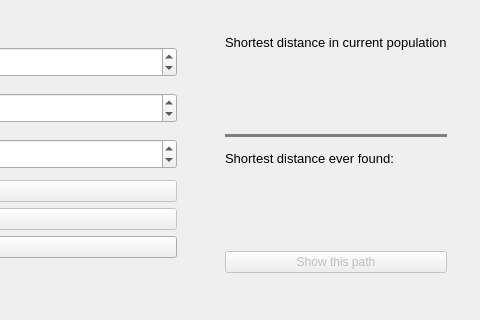
Old version of the form w2.ui in the repository de-nuke/AdvancedGeneticAlgorithm; both pictures show x 760 to 1240 and y 0 to 320 of the 1240 by 770 pixel window.
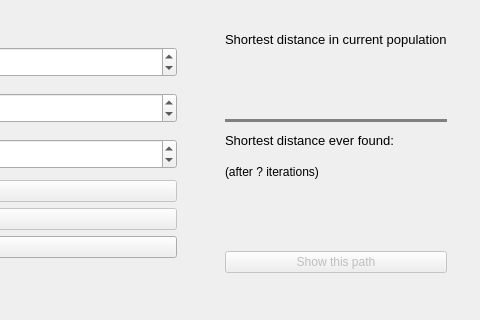
New version of the form.

Commit message: Added information about num of iterations after which minimum was found

Diff of the .ui file:
```diff
--- a/w2.ui
+++ b/w2.ui
@@ -301,6 +301,13 @@
               </property>
              </widget>
             </item>
+            <item>
+             <widget class="QLabel" name="when_found">
+              <property name="text">
+               <string>(after ? iterations)</string>
+              </property>
+             </widget>
+            </item>
             <item>
              <widget class="QLabel" name="shortest_ever">
               <property name="font">
```
Left out of the diff: 7 changed lines with no effect on the pictures. The commit also changes 2 other files.
